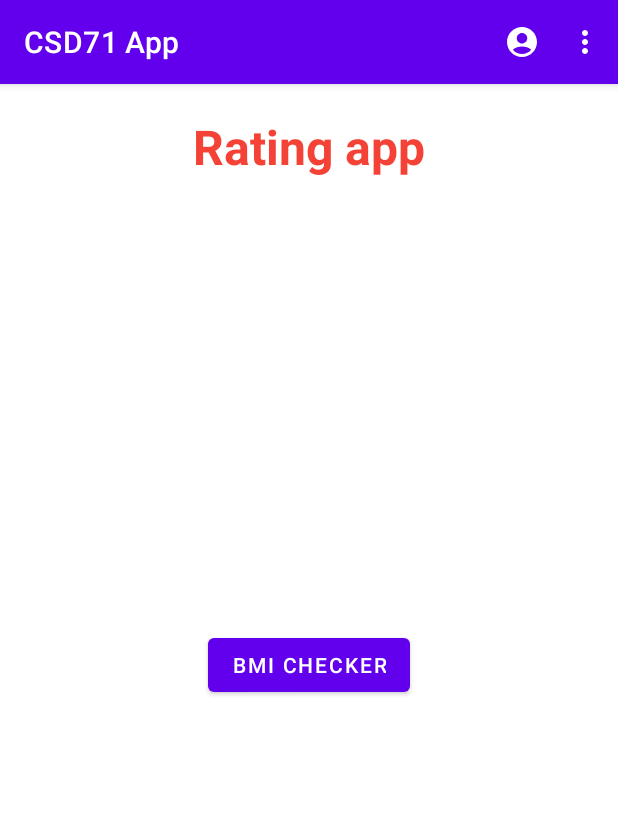
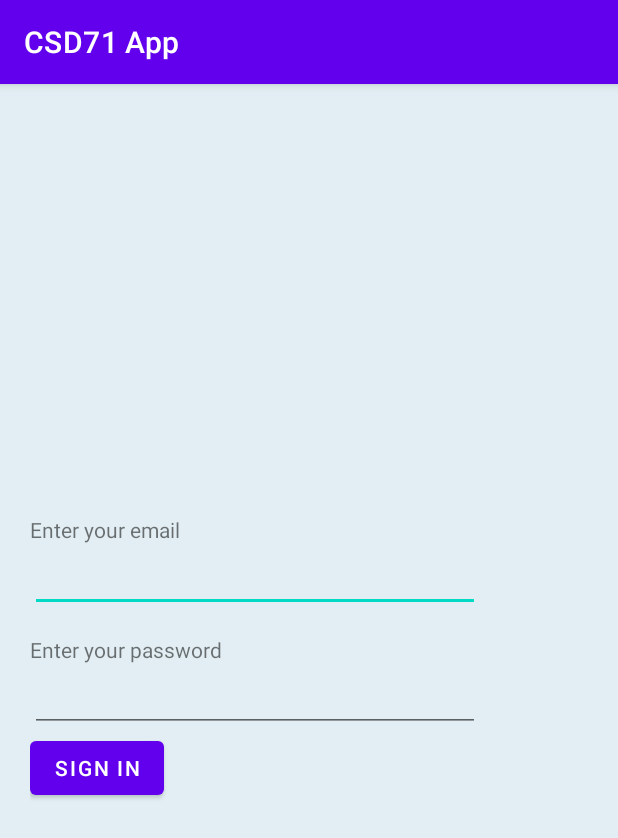
Before and after one commit to sahanyugantha/csd71-androidapp, an Android app: the screen it shows after launch (HomeActivity before the commit, LoginActivity after it), on a phone screen of 412 x 824 dp. Shown: the top 838 px of the screen. Run offline under Robolectric (Android 15) with nearby library versions, the phone set to English and light mode, and no system bars.

Commit message:
update 03 july

```diff
--- a/app/src/main/java/com/sahan/csd71app/HomeActivity.java
+++ b/app/src/main/java/com/sahan/csd71app/view/HomeActivity.java
@@ -1,4 +1,4 @@
-package com.sahan.csd71app;
+package com.sahan.csd71app.view;
 
 import androidx.annotation.NonNull;
 import androidx.appcompat.app.AppCompatActivity;
@@ -10,6 +10,8 @@ import android.view.MenuItem;
 import android.view.View;
 import android.widget.Button;
 import android.widget.Toast;
+
+import com.sahan.csd71app.R;
 
 public class HomeActivity extends AppCompatActivity {
 
--- /dev/null
+++ b/app/src/main/java/com/sahan/csd71app/view/LoginActivity.java
@@ -0,0 +1,53 @@
+package com.sahan.csd71app.view;
+
+import androidx.appcompat.app.AppCompatActivity;
+
+import android.os.Bundle;
+import android.util.Log;
+import android.view.View;
+import android.widget.Button;
+import android.widget.EditText;
+import android.widget.Toast;
+
+import com.sahan.csd71app.R;
+import com.sahan.csd71app.dao.LoginAsyncTask;
+import com.sahan.csd71app.model.User;
+
+import java.util.concurrent.ExecutionException;
+
+public class LoginActivity extends AppCompatActivity {
+    private static final String TAG = "customTag3";
+
+    @Override
+    protected void onCreate(Bundle savedInstanceState) {
+        super.onCreate(savedInstanceState);
+        setContentView(R.layout.activity_login);
+
+        EditText etEmail = (EditText) findViewById(R.id.etEmail);
+        EditText etPass = (EditText) findViewById(R.id.etPass);
+        Button btnSignIn = (Button) findViewById(R.id.btnSignIn);
+
+        btnSignIn.setOnClickListener(new View.OnClickListener() {
+            @Override
+            public void onClick(View view) {
+                String email = etEmail.getText().toString();
+                String password = etPass.getText().toString();
+
+                LoginAsyncTask loginAsyncTask = new LoginAsyncTask(email, password);
+                try {
+                    User user = loginAsyncTask.execute().get();
+                    //Log.i(TAG, user.getEmail().toString());
+                    if (user != null && user.isLogged_in()){
+                        Log.i(TAG, "YEAH!");
+                        Toast.makeText(getApplicationContext(), "Successfully logged in ", Toast.LENGTH_SHORT).show();
+                    } else {
+                        Log.i(TAG, "NOPE!");
+                        Toast.makeText(getApplicationContext(), "Logging failed!", Toast.LENGTH_SHORT).show();
+                    }
+                } catch (ExecutionException | InterruptedException e) {
+                    e.printStackTrace();
+                }
+            }
+        });
+    }
+}
--- a/app/src/main/java/com/sahan/csd71app/MainActivity.java
+++ b/app/src/main/java/com/sahan/csd71app/view/MainActivity.java
@@ -1,4 +1,4 @@
-package com.sahan.csd71app;
+package com.sahan.csd71app.view;
 
 import androidx.appcompat.app.AppCompatActivity;
 
@@ -10,6 +10,8 @@ import android.widget.Button;
 import android.widget.EditText;
 import android.widget.TextView;
 import android.widget.Toast;
+
+import com.sahan.csd71app.R;
 
 public class MainActivity extends AppCompatActivity {
 
--- a/app/src/main/res/layout/activity_home.xml
+++ b/app/src/main/res/layout/activity_home.xml
@@ -4,7 +4,7 @@
     xmlns:tools="http://schemas.android.com/tools"
     android:layout_width="match_parent"
     android:layout_height="match_parent"
-    tools:context=".HomeActivity">
+    tools:context=".view.HomeActivity">
 
     <LinearLayout
         android:layout_width="wrap_content"
--- /dev/null
+++ b/app/src/main/res/layout/activity_login.xml
@@ -0,0 +1,43 @@
+<?xml version="1.0" encoding="utf-8"?>
+<FrameLayout xmlns:android="http://schemas.android.com/apk/res/android"
+    xmlns:app="http://schemas.android.com/apk/res-auto"
+    xmlns:tools="http://schemas.android.com/tools"
+    android:layout_width="match_parent"
+    android:layout_height="match_parent"
+    tools:context=".view.LoginActivity"
+    android:background="#E2EEF3">
+
+    <LinearLayout
+        android:layout_width="match_parent"
+        android:layout_height="wrap_content"
+        android:orientation="vertical"
+        android:layout_gravity="center"
+        android:padding="20dp">
+        <TextView
+            android:layout_width="wrap_content"
+            android:layout_height="wrap_content"
+            android:text="Enter your email"/>
+        <EditText
+            android:id="@+id/etEmail"
+            android:layout_width="300dp"
+            android:layout_height="wrap_content"
+            android:inputType="textEmailAddress"
+            android:layout_marginBottom="15dp"/>
+        <TextView
+            android:layout_width="wrap_content"
+            android:layout_height="wrap_content"
+            android:text="Enter your password"/>
+        <EditText
+            android:id="@+id/etPass"
+            android:layout_width="300dp"
+            android:layout_height="wrap_content"
+            android:inputType="textPassword"/>
+        <Button
+            android:id="@+id/btnSignIn"
+            android:layout_width="wrap_content"
+            android:layout_height="wrap_content"
+            android:text="Sign In"/>
+
+    </LinearLayout>
+
+</FrameLayout>
--- a/app/src/main/res/layout/activity_main.xml
+++ b/app/src/main/res/layout/activity_main.xml
@@ -6,7 +6,7 @@
     android:layout_width="match_parent"
     android:layout_height="match_parent"
     android:background="#BFE692"
-    tools:context=".MainActivity">
+    tools:context=".view.MainActivity">
 
     <Button
         android:id="@+id/btnClickMe"
```
Also changed, not shown: app/src/main/AndroidManifest.xml (+9 -3 lines), app/src/main/java/com/sahan/csd71app/dao/LoginAsyncTask.java (added, +109 -0 lines), app/src/main/java/com/sahan/csd71app/model/User.java (added, +69 -0 lines).
